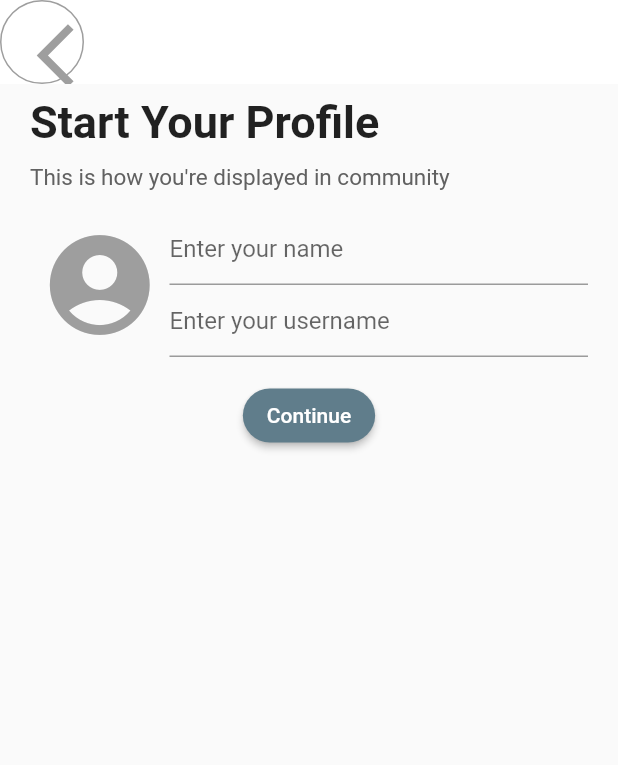
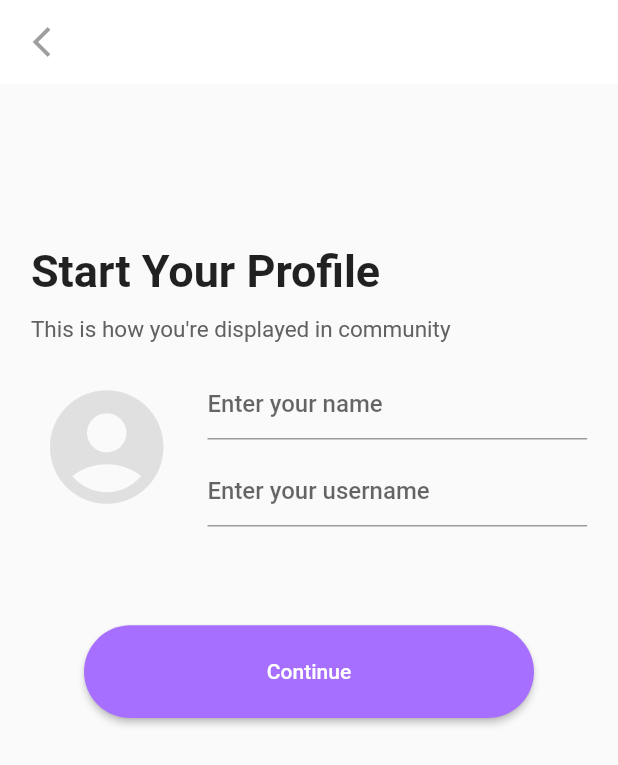
Before and after one commit to inesachour/SocialMediaApp, a Flutter app: the screen it shows after launch, on a phone screen of 412 x 824 dp. Shown: the top 765 px of the screen. Run offline on Flutter 3.47's test engine with Material 2 defaults, Android fonts, the phone set to English and light mode, and no system bars; our stand-ins replace font_awesome_flutter, image_picker.

```diff
--- a/lib/screens/authentication/onboarding.dart
+++ b/lib/screens/authentication/onboarding.dart
@@ -103,7 +103,6 @@ class OnBoarding extends StatelessWidget {
 Widget Button (String socialMedia, icon,photo , int color,double width,double height) {
 
   width = width > 600 ? width*0.4 : width;
-  //height = height < 1000 ? height*0.9 : height;
 
   return ElevatedButton(
     onPressed: (){},
--- a/lib/screens/authentication/start_profile.dart
+++ b/lib/screens/authentication/start_profile.dart
@@ -1,71 +1,129 @@
-import 'package:flutter/cupertino.dart';
+import 'dart:io';
 import 'package:flutter/material.dart';
-import 'package:flutter/widgets.dart';
+import 'package:flutter/services.dart';
+import 'package:image_picker/image_picker.dart';
 
-class StartProfile extends StatelessWidget {
+class StartProfile extends StatefulWidget {
   const StartProfile({Key? key}) : super(key: key);
 
   @override
+  State<StartProfile> createState() => _StartProfileState();
+}
+
+class _StartProfileState extends State<StartProfile> {
+
+  File? _profile;
+
+  imagePicker () async{
+    try {
+      final ImagePicker _picker = ImagePicker();
+      final image = await _picker.pickImage(
+        source: ImageSource.gallery,
+      );
+      if (image == null) return;
+      final temp = File(image.path);
+      setState(() {
+        _profile = temp;
+      });
+    } on PlatformException catch (e){
+      print("Failed to pick image $e");
+    }
+  }
+
+  @override
   Widget build(BuildContext context) {
+
+    double height = MediaQuery.of(context).size.height;
+    double width = MediaQuery.of(context).size.width;
+
+
     return Scaffold(
+      resizeToAvoidBottomInset: false,
       appBar: AppBar(
         backgroundColor: Colors.white,
         elevation: 0,
-        leading: Container(
-          decoration: BoxDecoration(
-            border: Border.all(color: Colors.grey,),
-            shape: BoxShape.circle,
+        leading:Icon(Icons.arrow_back_ios_outlined, color: Colors.grey,),
       ),
-          child: Align(
-            alignment: Alignment.center,
-            child: IconButton(
-              onPressed: (){},
-              icon : Icon(Icons.arrow_back_ios_new_outlined, color: Colors.grey,size: 50),
+
+
+      body: Padding(
+        padding: EdgeInsets.symmetric(vertical: height*0.05, horizontal: width*0.05),
+        child: Column(
+          crossAxisAlignment: CrossAxisAlignment.center,
+          children: [
+            SizedBox(height: height*0.08),
+
+            SizedBox(
+              width: double.infinity,
+              child: Text(
+                  "Start Your Profile",
+                textAlign: width< 750 ? TextAlign.start : TextAlign.center,
+                style: TextStyle(fontSize: width < 750 ? 30 : 42, fontWeight: FontWeight.w700),
               ),
+            ),
+            SizedBox(height: height*0.015,),
+            SizedBox(
+              width: double.infinity,
+              child: Text(
+                  "This is how you're displayed in community",
+                  textAlign: width< 750 ? TextAlign.start : TextAlign.center,
+                  style: TextStyle(color: Colors.grey[700],fontSize:width < 750 ? 15 : 22 ),
+                ),
+            ),
+            SizedBox(height: height*0.02,),
+            SizedBox(
+              width: width > 800 ? width*0.7 : width*0.9,
+              child: Row(
+                mainAxisAlignment: MainAxisAlignment.center,
+                crossAxisAlignment: CrossAxisAlignment.center,
+                children: [
+                  Expanded(
+                    flex: 2,
+                      child: ElevatedButton(
+                        onPressed: (){
+                          imagePicker();
+                        },
+                        child: _profile !=null ? CircleAvatar(
+                          backgroundColor: Colors.transparent,
+                          radius: width>1000 ? width*0.08 :width*0.1,
+                          backgroundImage: Image.file(
+                            _profile!,
+                            fit: BoxFit.fill,
+                          ).image,
+                        ) : Icon(
+                          Icons.account_circle_sharp,
+                          color: Colors.grey[300],
+                          size: width>1000 ? width*0.17 :width*0.22,
+                        ),
+                        style: ButtonStyle(
+                            shape:MaterialStateProperty.all(CircleBorder()),
+                            padding: MaterialStateProperty.all(EdgeInsets.zero),
+                            elevation: MaterialStateProperty.all(0),
+                            backgroundColor: MaterialStateProperty.all(Colors.transparent),
+
                         ),
                       ),
                       ),
 
-      body: Padding(
-        padding: const EdgeInsets.symmetric(vertical: 8.0, horizontal: 20),
-        child: Column(
-          children: [
-            SizedBox(
-              width: double.infinity,
-              child: Text(
-                  "Start Your Profile",
-                textAlign: TextAlign.start,
-                style: TextStyle(fontSize: 30, fontWeight: FontWeight.w700),
-              ),
-            ),
-            SizedBox(height: 10,),
-            SizedBox(
-              width: double.infinity,
-              child: Text(
-                "This is how you're displayed in community",
-                textAlign: TextAlign.start,
-                style: TextStyle(color: Colors.grey[700],fontSize:15 ),
-              ),
-            ),
-            SizedBox(height: 15,),
-            Row(
-              children: [
+                  SizedBox(width: width*0.04,),
                   Expanded(
-
-                  flex: 1,
-                    child: Icon(Icons.account_circle_rounded, color: Colors.grey,size: 80,) // maybe circleavatar
-                ),
-                Expanded(
-                  flex: 3,
+                    flex: 5,
                     child: Form(
                         child: Column(
                           children: [
                             TextFormField(
+                              style: TextStyle(
+                                fontWeight: FontWeight.w500
+                              ),
                               decoration: InputDecoration(
-                              hintText: "Enter your name"
+                                hintText: "Enter your name",
                               ),
                             ),
+                            SizedBox(height: 10,),
                             TextFormField(
+                              style: TextStyle(
+                                  fontWeight: FontWeight.w500
+                              ),
                               decoration: InputDecoration(
                                   hintText: "Enter your username"
                               ),
@@ -76,15 +134,17 @@ class StartProfile extends StatelessWidget {
                   ),
                 ],
               ),
-            SizedBox(height: 15,),
+            ),
+            SizedBox(height: height*0.08,),
             ElevatedButton(
               onPressed: (){},
               child: Text("Continue"),
               style: ButtonStyle(
-                backgroundColor: MaterialStateProperty.all<Color>(Colors.blueGrey),
+                fixedSize: MaterialStateProperty.all(Size(width < 800? 300 : 400 ,height*0.075)),
+                backgroundColor: MaterialStateProperty.all<Color>(Color(0xffa76fff)),
                 shape:  MaterialStateProperty.all<RoundedRectangleBorder>(
                     RoundedRectangleBorder(
-                        borderRadius: BorderRadius.circular(18.0),
+                        borderRadius: BorderRadius.circular(50),
                     ),
                 ),
               ),
--- a/pubspec.yaml
+++ b/pubspec.yaml
@@ -35,6 +35,8 @@ dependencies:
   # Use with the CupertinoIcons class for iOS style icons.
   cupertino_icons: ^1.0.2
   font_awesome_flutter: ^9.2.0
+  image_picker: ^0.8.4+5
+
 
 dev_dependencies:
   flutter_test:
```
Also changed, not shown: pubspec.lock. Lines whose indentation alone changed are shown as unchanged.
